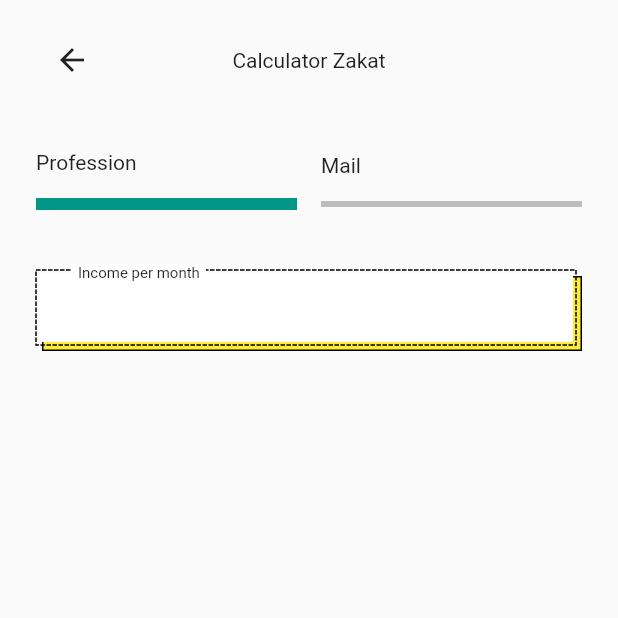
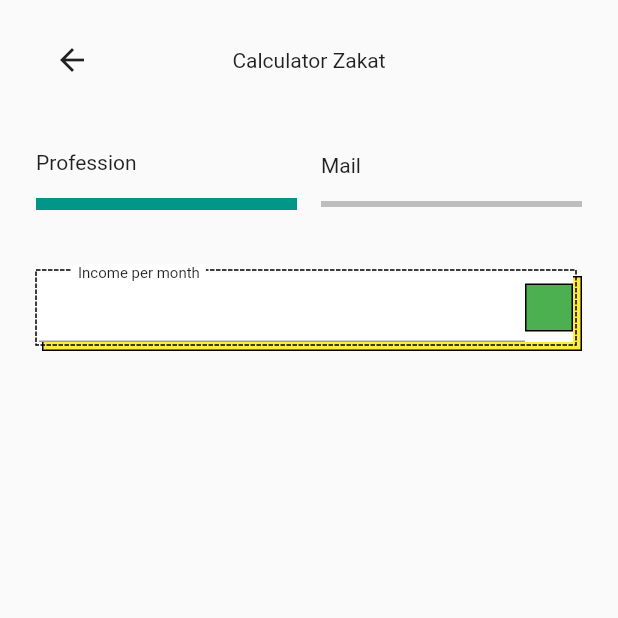
Before and after one commit to JAICHANGPARK/flutter_notebook_18th_story, a Flutter app: the screen it shows after launch, on a phone screen of 412 x 824 dp, the top half of it. Run offline on Flutter 3.47's test engine with Material 2 defaults, Android fonts, the phone set to English and light mode, and no system bars; drawn by our look-alikes of dotted_border; our stand-ins replace cached_network_image, flutter_lorem, flutter_riverpod, flutter_svg, freezed_annotation, go_router and 3 more.

Commit message:
Update funding_home_page.dart

```diff
--- a/lib/ep1085_funding_app/src/ui/funding_home_page.dart
+++ b/lib/ep1085_funding_app/src/ui/funding_home_page.dart
@@ -103,6 +103,19 @@ class FundingHomePage extends StatelessWidget {
                               decoration: const BoxDecoration(
                                 color: Colors.white,
                               ),
+                              child: Row(
+                                children: [
+                                  Expanded(child: TextField()),
+                                  Container(
+                                    height: 32,
+                                    width: 32,
+                                    decoration: BoxDecoration(
+                                      color: Colors.green,
+                                      border: Border.all(color: Colors.black)
+                                    ),
+                                  )
+                                ],
+                              ),
                             ),
                           ),
                         ),
@@ -115,7 +128,9 @@ class FundingHomePage extends StatelessWidget {
                             child: const Text(
                               "Income per month",
                               style: const TextStyle(fontSize: 10),
-                                )))
+                            ),
+                          ),
+                        ),
                       ],
                     ),
                   )
```
Lines whose indentation alone changed are shown as unchanged.
